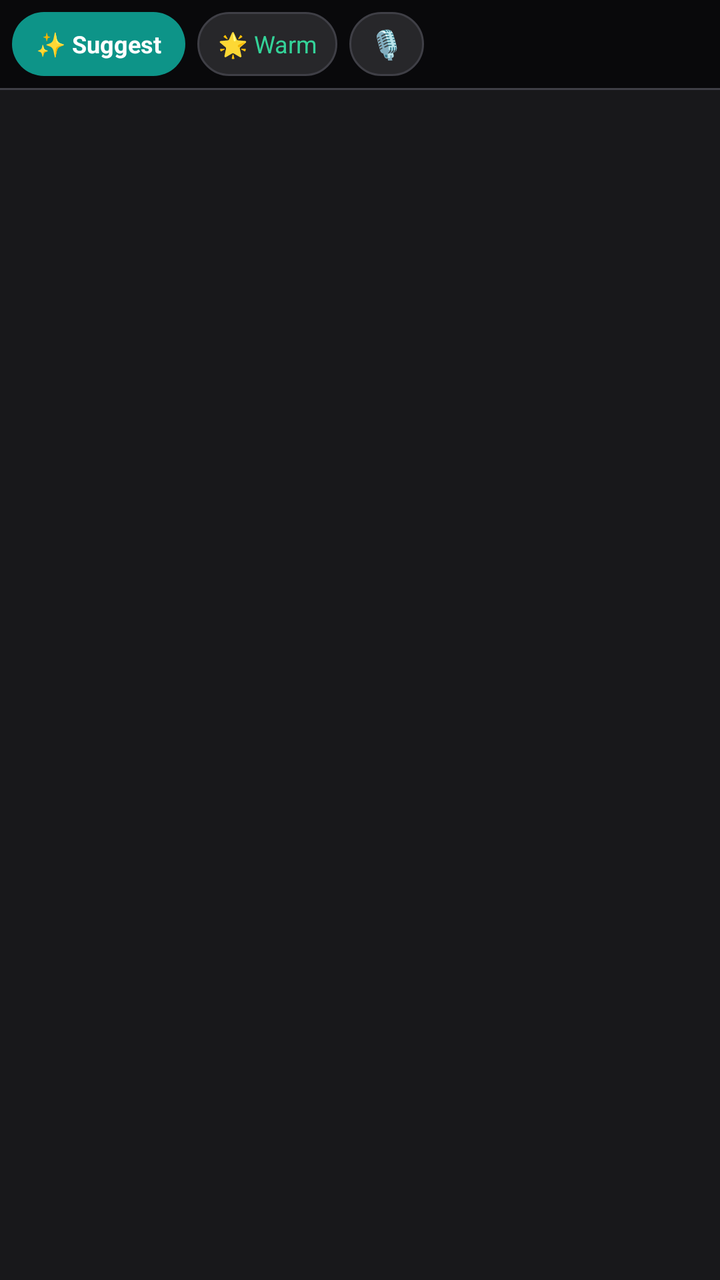
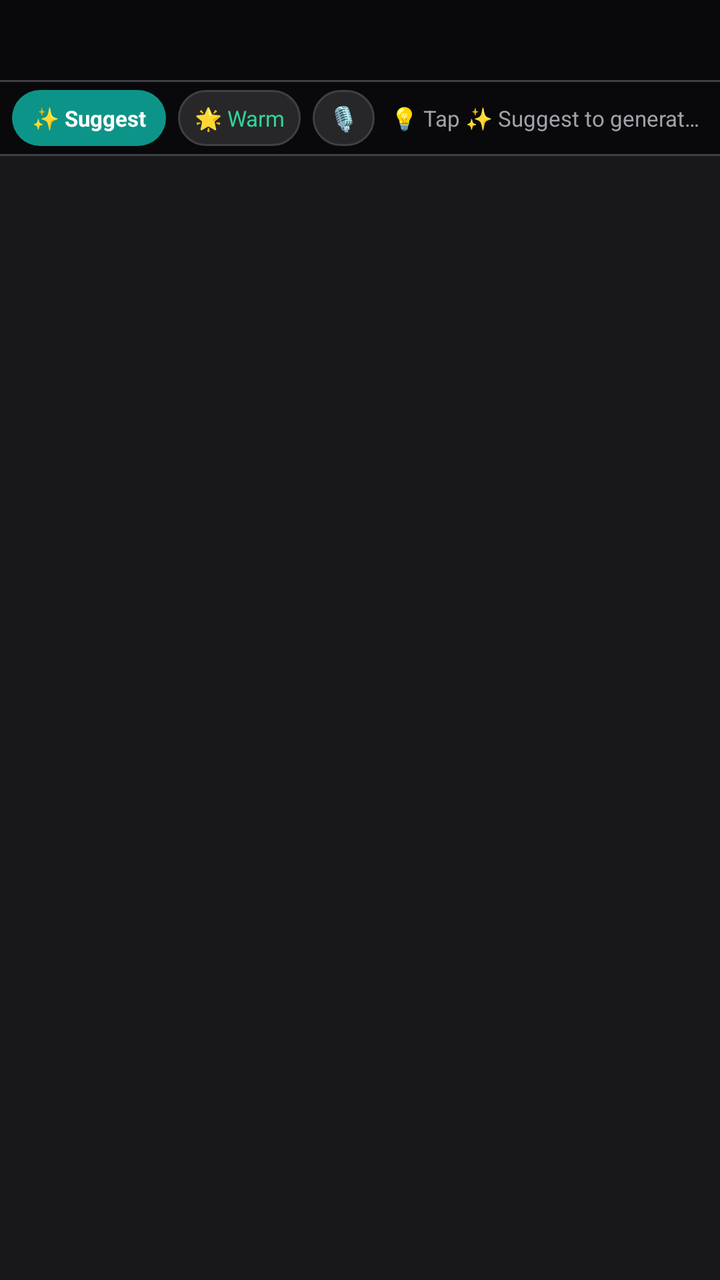

Compare the two renders of this Android layout. The source of the first and the diff that turns it into the second are given below.
<!-- AndroidManifest.xml: application theme Theme.QuietlyKeyboard -->
<!-- res/layout/keyboard_view.xml -->
<?xml version="1.0" encoding="utf-8"?>
<LinearLayout xmlns:android="http://schemas.android.com/apk/res/android"
    android:id="@+id/keyboard_root"
    android:layout_width="match_parent"
    android:layout_height="wrap_content"
    android:background="@color/kb_bg"
    android:orientation="vertical"
    android:paddingBottom="6dp">

    
    <LinearLayout
        android:id="@+id/suggestion_header"
        android:layout_width="match_parent"
        android:layout_height="44dp"
        android:background="@color/strip_bg"
        android:gravity="center_vertical"
        android:orientation="horizontal"
        android:paddingStart="6dp"
        android:paddingEnd="6dp">

        
        <TextView
            android:id="@+id/btn_ai_suggest"
            android:layout_width="wrap_content"
            android:layout_height="32dp"
            android:background="@drawable/chip_background_sparkle"
            android:gravity="center"
            android:paddingStart="12dp"
            android:paddingEnd="12dp"
            android:text="✨ Suggest"
            android:textColor="@color/on_primary"
            android:textSize="12sp"
            android:textStyle="bold" />

        
        <TextView
            android:id="@+id/btn_tone"
            android:layout_width="wrap_content"
            android:layout_height="32dp"
            android:layout_marginStart="6dp"
            android:background="@drawable/chip_background"
            android:gravity="center"
            android:paddingStart="10dp"
            android:paddingEnd="10dp"
            android:text="🌟 Warm"
            android:textColor="@color/chip_sparkle"
            android:textSize="12sp" />

        
        <TextView
            android:id="@+id/btn_voice"
            android:layout_width="wrap_content"
            android:layout_height="32dp"
            android:layout_marginStart="6dp"
            android:background="@drawable/chip_background"
            android:gravity="center"
            android:paddingStart="10dp"
            android:paddingEnd="10dp"
            android:text="🎙️"
            android:textColor="@color/on_primary"
            android:textSize="14sp" />

        
        <HorizontalScrollView
            android:layout_width="0dp"
            android:layout_height="match_parent"
            android:layout_weight="1"
            android:layout_marginStart="6dp"
            android:scrollbars="none">

            <LinearLayout
                android:id="@+id/chips_container"
                android:layout_width="wrap_content"
                android:layout_height="match_parent"
                android:gravity="center_vertical"
                android:orientation="horizontal" />
        </HorizontalScrollView>
    </LinearLayout>

    <View
        android:layout_width="match_parent"
        android:layout_height="1dp"
        android:background="@color/chip_border" />

    
    <LinearLayout
        android:id="@+id/keys_container"
        android:layout_width="match_parent"
        android:layout_height="wrap_content"
        android:orientation="vertical"
        android:paddingTop="6dp">

        
        <LinearLayout
            android:id="@+id/row1"
            android:layout_width="match_parent"
            android:layout_height="46dp"
            android:orientation="horizontal"
            android:paddingStart="2dp"
            android:paddingEnd="2dp" />

        
        <LinearLayout
            android:id="@+id/row2"
            android:layout_width="match_parent"
            android:layout_height="46dp"
            android:layout_marginTop="5dp"
            android:orientation="horizontal"
            android:paddingStart="14dp"
            android:paddingEnd="14dp" />

        
        <LinearLayout
            android:id="@+id/row3"
            android:layout_width="match_parent"
            android:layout_height="46dp"
            android:layout_marginTop="5dp"
            android:orientation="horizontal"
            android:paddingStart="2dp"
            android:paddingEnd="2dp" />

        
        <LinearLayout
            android:id="@+id/row4"
            android:layout_width="match_parent"
            android:layout_height="46dp"
            android:layout_marginTop="5dp"
            android:orientation="horizontal"
            android:paddingStart="2dp"
            android:paddingEnd="2dp" />
    </LinearLayout>
</LinearLayout>
<!-- resources referenced by this layout -->
<resources>
  <color name="chip_border">#3F3F46</color>
  <color name="chip_sparkle">#34D399</color>
  <color name="kb_bg">#18181B</color>
  <color name="on_primary">#FFFFFF</color>
  <color name="strip_bg">#09090B</color>
  <!-- drawable chip_background (drawable) -->
  <?xml version="1.0" encoding="utf-8"?>
  <selector xmlns:android="http://schemas.android.com/apk/res/android">
      <item android:state_pressed="true">
          <shape android:shape="rectangle">
              <solid android:color="@color/kb_key_pressed" />
              <stroke android:width="1dp" android:color="@color/primary" />
              <corners android:radius="16dp" />
          </shape>
      </item>
      <item>
          <shape android:shape="rectangle">
              <solid android:color="@color/chip_bg" />
              <stroke android:width="1dp" android:color="@color/chip_border" />
              <corners android:radius="16dp" />
          </shape>
      </item>
  </selector>
  <!-- drawable chip_background_sparkle (drawable) -->
  <?xml version="1.0" encoding="utf-8"?>
  <selector xmlns:android="http://schemas.android.com/apk/res/android">
      <item android:state_pressed="true">
          <shape android:shape="rectangle">
              <solid android:color="@color/primary_variant" />
              <corners android:radius="16dp" />
          </shape>
      </item>
      <item>
          <shape android:shape="rectangle">
              <solid android:color="@color/primary" />
              <corners android:radius="16dp" />
          </shape>
      </item>
  </selector>
  <style name="Theme.QuietlyKeyboard" parent="Theme.Material3.Dark.NoActionBar">
          <item name="colorPrimary">@color/primary</item>
          <item name="colorOnPrimary">@color/on_primary</item>
          <item name="android:statusBarColor">@color/bg_dark</item>
          <item name="android:navigationBarColor">@color/bg_dark</item>
      </style>
  <color name="kb_key_pressed">#3F3F46</color>
  <color name="primary">#0D9488</color>
  <color name="chip_bg">#27272A</color>
  <color name="primary_variant">#0F766E</color>
  <color name="bg_dark">#09090B</color>
</resources>

<!-- the commit's change to res/layout/keyboard_view.xml (unified diff, before → after) -->
@@ -9,9 +9,33 @@
 
     
     <LinearLayout
-        android:id="@+id/suggestion_header"
+        android:id="@+id/tier_suggestions"
         android:layout_width="match_parent"
-        android:layout_height="44dp"
+        android:layout_height="40dp"
+        android:background="@color/strip_bg"
+        android:gravity="center_vertical"
+        android:orientation="horizontal"
+        android:paddingStart="4dp"
+        android:paddingEnd="4dp">
+
+        <LinearLayout
+            android:id="@+id/chips_container"
+            android:layout_width="match_parent"
+            android:layout_height="match_parent"
+            android:gravity="center_vertical"
+            android:orientation="horizontal" />
+    </LinearLayout>
+
+    <View
+        android:layout_width="match_parent"
+        android:layout_height="1dp"
+        android:background="@color/chip_border" />
+
+    
+    <LinearLayout
+        android:id="@+id/tier_controls"
+        android:layout_width="match_parent"
+        android:layout_height="36dp"
         android:background="@color/strip_bg"
         android:gravity="center_vertical"
         android:orientation="horizontal"
@@ -22,59 +46,57 @@
         <TextView
             android:id="@+id/btn_ai_suggest"
             android:layout_width="wrap_content"
-            android:layout_height="32dp"
+            android:layout_height="28dp"
             android:background="@drawable/chip_background_sparkle"
             android:gravity="center"
-            android:paddingStart="12dp"
-            android:paddingEnd="12dp"
+            android:paddingStart="10dp"
+            android:paddingEnd="10dp"
             android:text="✨ Suggest"
             android:textColor="@color/on_primary"
-            android:textSize="12sp"
+            android:textSize="11sp"
             android:textStyle="bold" />
 
         
         <TextView
             android:id="@+id/btn_tone"
             android:layout_width="wrap_content"
-            android:layout_height="32dp"
+            android:layout_height="28dp"
             android:layout_marginStart="6dp"
             android:background="@drawable/chip_background"
             android:gravity="center"
-            android:paddingStart="10dp"
-            android:paddingEnd="10dp"
+            android:paddingStart="8dp"
+            android:paddingEnd="8dp"
             android:text="🌟 Warm"
             android:textColor="@color/chip_sparkle"
-            android:textSize="12sp" />
+            android:textSize="11sp" />
 
         
         <TextView
             android:id="@+id/btn_voice"
             android:layout_width="wrap_content"
-            android:layout_height="32dp"
+            android:layout_height="28dp"
             android:layout_marginStart="6dp"
             android:background="@drawable/chip_background"
             android:gravity="center"
-            android:paddingStart="10dp"
-            android:paddingEnd="10dp"
+            android:paddingStart="8dp"
+            android:paddingEnd="8dp"
             android:text="🎙️"
             android:textColor="@color/on_primary"
-            android:textSize="14sp" />
+            android:textSize="12sp" />
 
         
-        <HorizontalScrollView
+        <TextView
+            android:id="@+id/tv_context_preview"
             android:layout_width="0dp"
-            android:layout_height="match_parent"
+            android:layout_height="wrap_content"
             android:layout_weight="1"
-            android:layout_marginStart="6dp"
-            android:scrollbars="none">
-
-            <LinearLayout
-                android:id="@+id/chips_container"
-                android:layout_width="wrap_content"
-                android:layout_height="match_parent"
-                android:gravity="center_vertical"
-                android:orientation="horizontal" />
-        </HorizontalScrollView>
+            android:layout_marginStart="8dp"
+            android:layout_marginEnd="4dp"
+            android:ellipsize="end"
+            android:singleLine="true"
+            android:text="💡 Tap ✨ Suggest to generate 3 replies"
+            android:textColor="@color/text_muted"
+            android:textSize="11sp" />
     </LinearLayout>
 
     <View
<!-- resource entries referenced after the edit -->
@@ -5,6 +5,7 @@
   <color name="kb_bg">#18181B</color>
   <color name="on_primary">#FFFFFF</color>
   <color name="strip_bg">#09090B</color>
+  <color name="text_muted">#A1A1AA</color>
   <!-- drawable chip_background (drawable) -->
   <?xml version="1.0" encoding="utf-8"?>
   <selector xmlns:android="http://schemas.android.com/apk/res/android">
